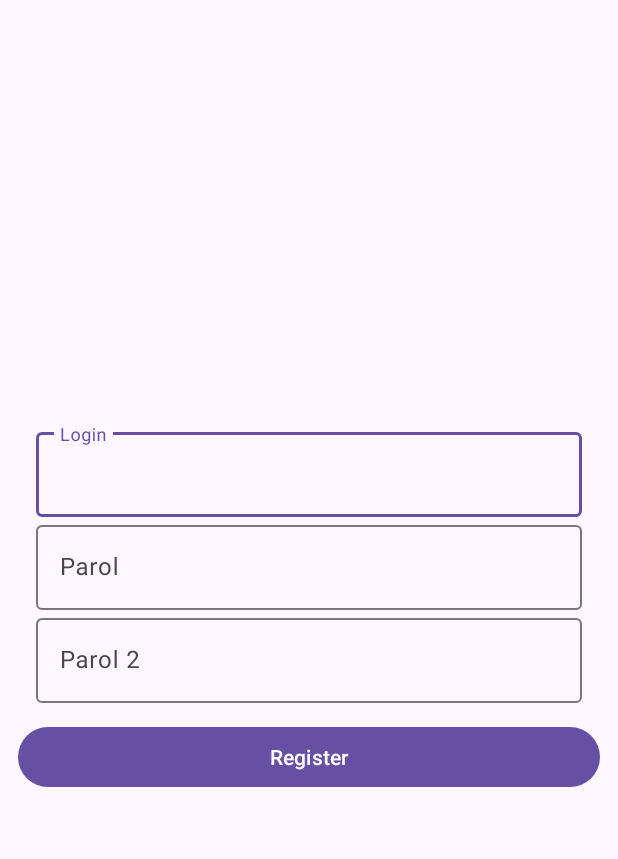
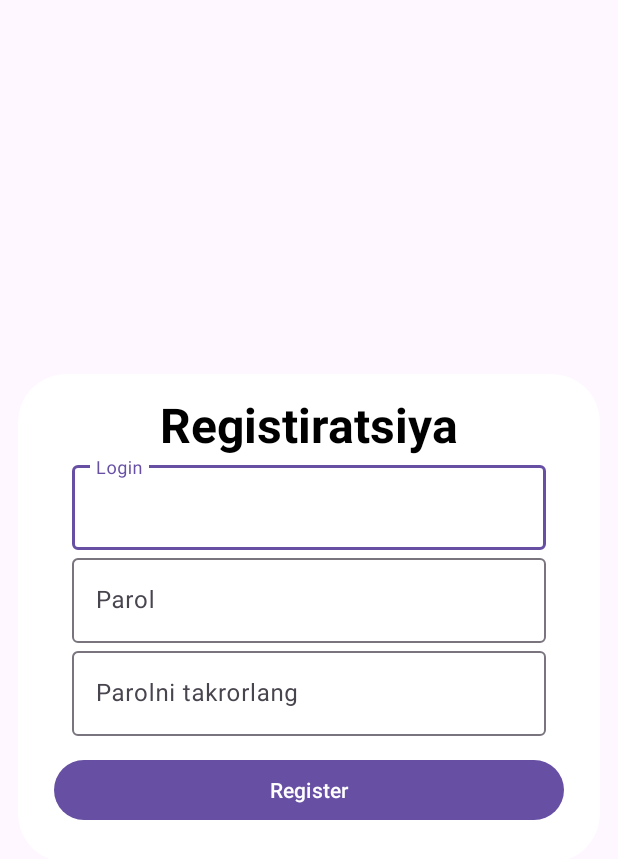
Before and after one commit to Nazirov2001/Login, an Android app: the RegistrationActivity screen opened directly, with no data from a screen before it, on a phone screen of 412 x 824 dp. Shown: the top 859 px of the screen. Run offline under Robolectric (Android 15) with nearby library versions, the phone set to English and light mode, and no system bars.

Commit message:
Card qo'shildi

```diff
--- a/app/src/main/java/com/example/login/LoginActivity.kt
+++ b/app/src/main/java/com/example/login/LoginActivity.kt
@@ -26,8 +26,8 @@ class LoginActivity : AppCompatActivity() {
 
         binding.loginButton.setOnClickListener {
 
-            val username = binding.loginEditText.text.toString()
-            val password = binding.passwordEditText.text.toString()
+            val username = binding.loginEditText.text.toString().trim().replace("(", "").replace(")", "").replace("\\s".toRegex(), "")
+            val password = binding.passwordEditText.text.toString().trim().replace("(", "").replace(")", "").replace("\\s".toRegex(), "")
 
             if (username.isNotEmpty() && password.isNotEmpty()) {
                 loggedInUser = Prefs.getUser()?.find { it.login == username && it.parol == password }
--- a/app/src/main/java/com/example/login/MainActivity.kt
+++ b/app/src/main/java/com/example/login/MainActivity.kt
@@ -1,6 +1,7 @@
 package com.example.login
 
 import android.content.Context
+import android.content.Intent
 import android.os.Bundle
 import androidx.appcompat.app.AppCompatActivity
 import com.example.login.databinding.ActivityMainBinding
@@ -13,6 +14,10 @@ class MainActivity : AppCompatActivity() {
         super.onCreate(savedInstanceState)
         binding = ActivityMainBinding.inflate(layoutInflater)
         setContentView(binding.root)
+
+        binding.back.setOnClickListener{
+            startActivity(Intent(this, LoginActivity::class.java))
+        }
 
         // Retrieve the user from Prefs
         val userList = Prefs.getUser()
--- a/app/src/main/res/layout/activity_registration.xml
+++ b/app/src/main/res/layout/activity_registration.xml
@@ -1,8 +1,36 @@
 <LinearLayout xmlns:android="http://schemas.android.com/apk/res/android"
     android:layout_width="match_parent"
     android:layout_height="match_parent"
+    xmlns:app="http://schemas.android.com/apk/res-auto"
     android:gravity="center"
     android:orientation="vertical">
+
+
+    <androidx.cardview.widget.CardView
+        android:layout_width="match_parent"
+        android:layout_height="wrap_content"
+        android:padding="12dp"
+        android:layout_gravity="center"
+        android:layout_margin="12dp"
+        android:layout_marginTop="32dp"
+        app:cardCornerRadius="32dp">
+        <LinearLayout
+            android:layout_width="match_parent"
+            android:layout_height="wrap_content"
+            android:orientation="vertical"
+            android:layout_margin="12dp"
+            android:gravity="center">
+
+
+
+            <TextView
+                android:layout_width="wrap_content"
+                android:layout_height="wrap_content"
+                android:text="Registiratsiya"
+                android:textColor="@color/black"
+                android:textSize="32sp"
+                android:textStyle="bold"/>
+
 
     <!-- Login kiritish uchun TextInputLayout -->
     <com.google.android.material.textfield.TextInputLayout
@@ -44,7 +72,7 @@
         android:layout_height="wrap_content"
         android:layout_marginStart="24dp"
         android:layout_marginEnd="24dp"
-        android:hint="Parol 2">
+        android:hint="Parolni takrorlang">
 
         <com.google.android.material.textfield.TextInputEditText
             android:id="@+id/confirmPasswordEditText"
@@ -61,4 +89,10 @@
         android:layout_margin="12dp"
         android:text="Register" />
 
+        </LinearLayout>
+
+
+    </androidx.cardview.widget.CardView>
+
+
 </LinearLayout>
--- a/app/src/main/res/values/colors.xml
+++ b/app/src/main/res/values/colors.xml
@@ -2,4 +2,5 @@
 <resources>
     <color name="black">#FF000000</color>
     <color name="white">#FFFFFFFF</color>
+    <color name="bacground">#EBECEC</color>
 </resources>
```
Also changed, not shown: app/src/main/res/layout/activity_login.xml (+41 -4 lines), app/src/main/res/layout/activity_main.xml (+10 -2 lines).
